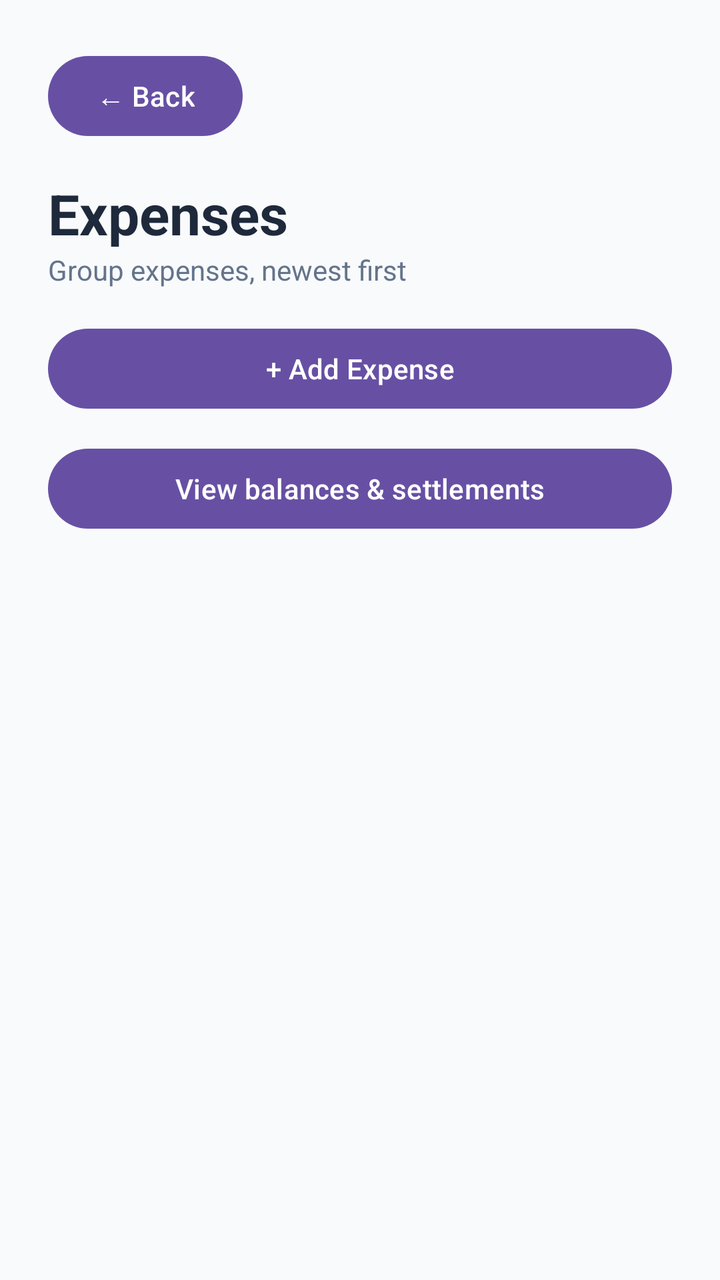
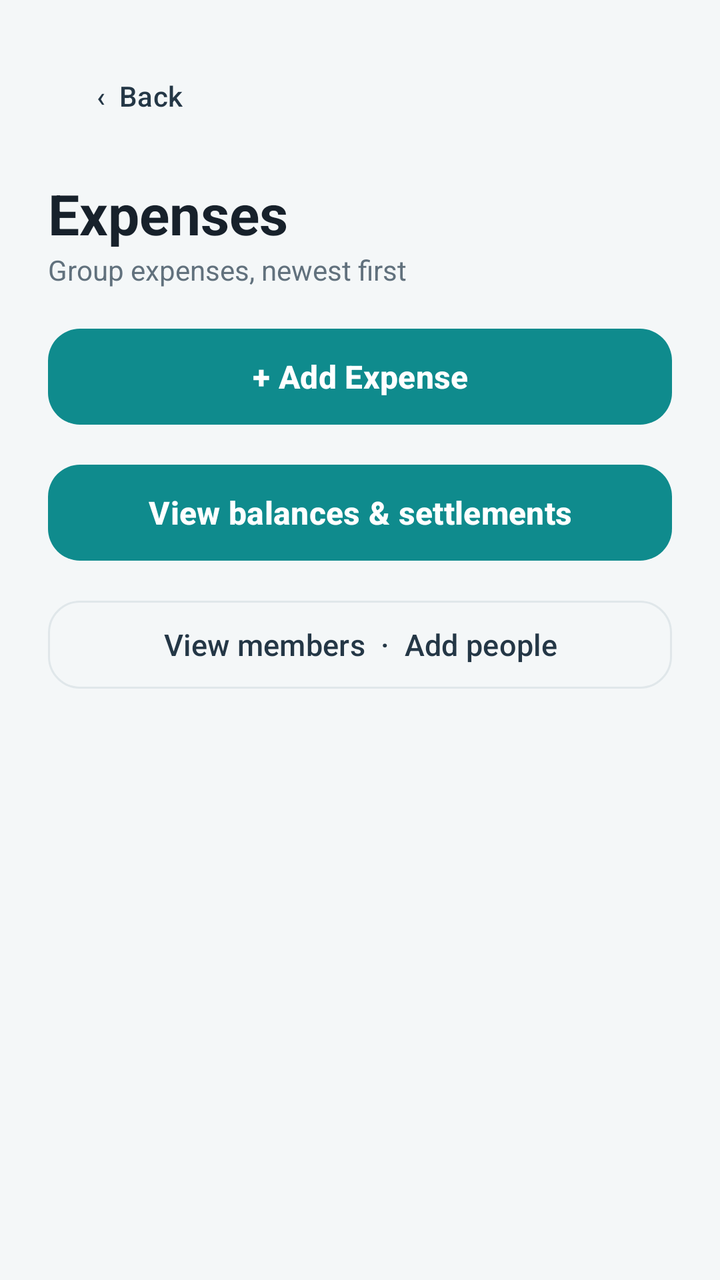

Before-and-after screenshots of an Android layout around one commit, followed by the original layout XML and the change that was made.
<!-- AndroidManifest.xml: application theme Theme.MyApplication -->
<!-- res/layout/activity_expense_list.xml -->
<?xml version="1.0" encoding="utf-8"?>
<LinearLayout xmlns:android="http://schemas.android.com/apk/res/android"
    android:layout_width="match_parent"
    android:layout_height="match_parent"
    android:orientation="vertical"
    android:padding="24dp"
    android:background="#F8FAFC">

    <Button
        android:id="@+id/btnBack"
        android:layout_width="wrap_content"
        android:layout_height="wrap_content"
        android:text="← Back"
        android:layout_marginBottom="16dp" />

    <TextView
        android:id="@+id/tvGroupName"
        android:layout_width="match_parent"
        android:layout_height="wrap_content"
        android:text="Expenses"
        android:textSize="28sp"
        android:textStyle="bold"
        android:textColor="#1E293B" />

    <TextView
        android:layout_width="wrap_content"
        android:layout_height="wrap_content"
        android:text="Group expenses, newest first"
        android:textSize="14sp"
        android:textColor="#64748B"
        android:layout_marginBottom="16dp" />

    <Button
        android:id="@+id/btnAddExpense"
        android:layout_width="match_parent"
        android:layout_height="wrap_content"
        android:text="+ Add Expense"
        android:layout_marginBottom="12dp" />

    <Button
        android:id="@+id/btnBalances"
        android:layout_width="match_parent"
        android:layout_height="wrap_content"
        android:text="View balances &amp; settlements"
        android:layout_marginBottom="12dp" />

    <TextView
        android:id="@+id/tvListError"
        android:layout_width="match_parent"
        android:layout_height="wrap_content"
        android:textColor="#DC2626"
        android:textSize="14sp"
        android:visibility="gone" />

    <TextView
        android:id="@+id/tvEmpty"
        android:layout_width="match_parent"
        android:layout_height="wrap_content"
        android:text="No expenses yet. Tap “Add Expense” to record one."
        android:textSize="15sp"
        android:textColor="#64748B"
        android:gravity="center"
        android:layout_marginTop="32dp"
        android:visibility="gone" />

    <ListView
        android:id="@+id/listExpenses"
        android:layout_width="match_parent"
        android:layout_height="0dp"
        android:layout_weight="1"
        android:divider="#E2E8F0"
        android:dividerHeight="1dp" />

</LinearLayout>
<!-- resources referenced by this layout -->
<resources>
  <style name="Theme.MyApplication" parent="Base.Theme.MyApplication" />
  <style name="Base.Theme.MyApplication" parent="Theme.Material3.DayNight.NoActionBar">
          
          
      </style>
</resources>

<!-- the commit's change to res/layout/activity_expense_list.xml (unified diff, before → after) -->
@@ -1,16 +1,21 @@
 <?xml version="1.0" encoding="utf-8"?>
 <LinearLayout xmlns:android="http://schemas.android.com/apk/res/android"
+    xmlns:app="http://schemas.android.com/apk/res-auto"
     android:layout_width="match_parent"
     android:layout_height="match_parent"
     android:orientation="vertical"
     android:padding="24dp"
-    android:background="#F8FAFC">
+    android:background="@color/surface_app">
 
-    <Button
+    <com.google.android.material.button.MaterialButton
         android:id="@+id/btnBack"
         android:layout_width="wrap_content"
-        android:layout_height="wrap_content"
-        android:text="← Back"
+        android:layout_height="48dp"
+        android:text="‹  Back"
+        android:textAllCaps="false"
+        android:textColor="@color/brand_ink"
+        app:backgroundTint="@android:color/transparent"
+        app:cornerRadius="14dp"
         android:layout_marginBottom="16dp" />
 
     <TextView
@@ -20,35 +25,58 @@
         android:text="Expenses"
         android:textSize="28sp"
         android:textStyle="bold"
-        android:textColor="#1E293B" />
+        android:textColor="@color/ink" />
 
     <TextView
         android:layout_width="wrap_content"
         android:layout_height="wrap_content"
         android:text="Group expenses, newest first"
         android:textSize="14sp"
-        android:textColor="#64748B"
+        android:textColor="@color/text_secondary"
         android:layout_marginBottom="16dp" />
 
-    <Button
+    <com.google.android.material.button.MaterialButton
         android:id="@+id/btnAddExpense"
         android:layout_width="match_parent"
-        android:layout_height="wrap_content"
+        android:layout_height="56dp"
         android:text="+ Add Expense"
+        android:textAllCaps="false"
+        android:textSize="16sp"
+        android:textStyle="bold"
+        app:backgroundTint="@color/brand_teal"
+        app:cornerRadius="16dp"
         android:layout_marginBottom="12dp" />
 
-    <Button
+    <com.google.android.material.button.MaterialButton
         android:id="@+id/btnBalances"
         android:layout_width="match_parent"
-        android:layout_height="wrap_content"
+        android:layout_height="56dp"
         android:text="View balances &amp; settlements"
+        android:textAllCaps="false"
+        android:textSize="16sp"
+        android:textStyle="bold"
+        app:backgroundTint="@color/brand_teal"
+        app:cornerRadius="16dp"
         android:layout_marginBottom="12dp" />
+
+    <com.google.android.material.button.MaterialButton
+        android:id="@+id/btnMembers"
+        style="@style/Widget.Material3.Button.OutlinedButton"
+        android:layout_width="match_parent"
+        android:layout_height="52dp"
+        android:text="View members  ·  Add people"
+        android:textAllCaps="false"
+        android:textSize="15sp"
+        android:textColor="@color/brand_ink"
+        app:strokeColor="@color/card_outline"
+        app:cornerRadius="16dp"
+        android:layout_marginBottom="16dp" />
 
     <TextView
         android:id="@+id/tvListError"
         android:layout_width="match_parent"
         android:layout_height="wrap_content"
-        android:textColor="#DC2626"
+        android:textColor="@color/error"
         android:textSize="14sp"
         android:visibility="gone" />
 
@@ -58,7 +86,7 @@
         android:layout_height="wrap_content"
         android:text="No expenses yet. Tap “Add Expense” to record one."
         android:textSize="15sp"
-        android:textColor="#64748B"
+        android:textColor="@color/text_secondary"
         android:gravity="center"
         android:layout_marginTop="32dp"
         android:visibility="gone" />
<!-- resource entries referenced after the edit -->
@@ -1,9 +1,19 @@
 <!-- resources referenced by this layout -->
 <resources>
+  <color name="brand_ink">#243746</color>
+  <color name="brand_teal">#0F8B8D</color>
+  <color name="card_outline">#E0E7EA</color>
+  <color name="error">#B42318</color>
+  <color name="ink">#17212B</color>
+  <color name="surface_app">#F4F7F8</color>
+  <color name="text_secondary">#61717D</color>
   <style name="Theme.MyApplication" parent="Base.Theme.MyApplication" />
   <style name="Base.Theme.MyApplication" parent="Theme.Material3.DayNight.NoActionBar">
-          
-          
+          <item name="colorPrimary">@color/brand_teal</item>
+          <item name="colorOnPrimary">@color/white</item>
+          <item name="colorSecondary">@color/brand_ink</item>
+          <item name="colorOnSecondary">@color/white</item>
       </style>
+  <color name="white">#FFFFFFFF</color>
 </resources>
 
